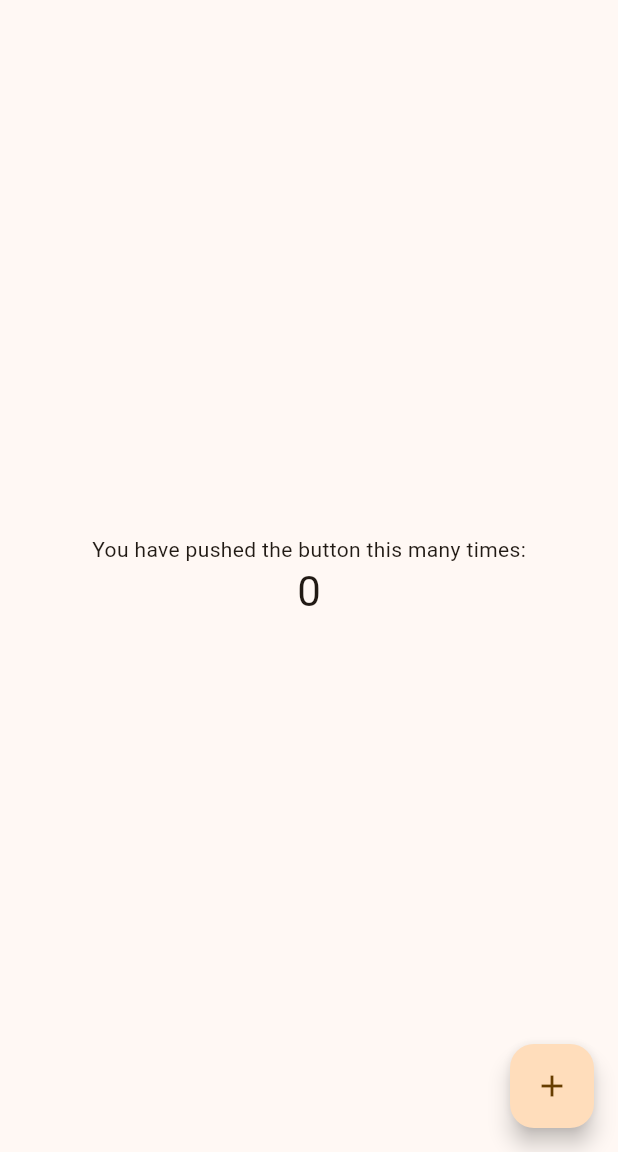
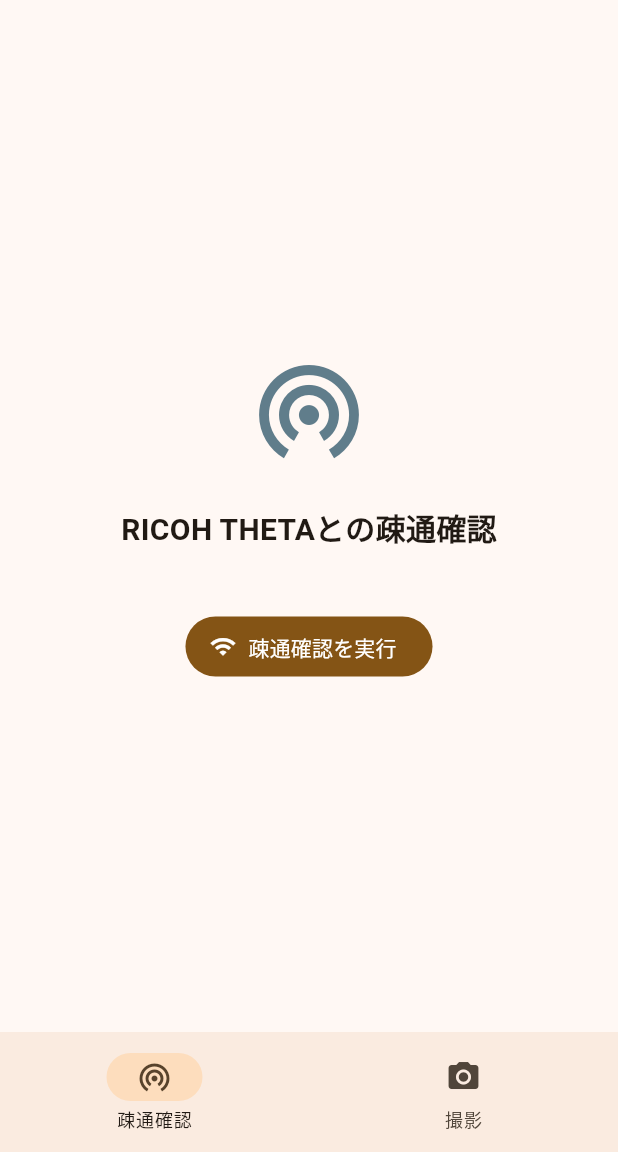
Before and after one commit to naijo-akira/pix-theta-lib, a Flutter app: the screen it shows after launch, on a phone screen of 412 x 824 dp, the part 84-1236 px from its top. Run offline on Flutter 3.47's test engine with Material 3 defaults, Android fonts, the phone set to English and light mode, and no system bars.

Commit message:
small ui page

```diff
--- a/pix_theta_lib/lib/main.dart
+++ b/pix_theta_lib/lib/main.dart
@@ -13,21 +13,6 @@
     return MaterialApp(
       title: 'Pix Thefa Lib',
       theme: ThemeData(
-        // This is the theme of your application.
-        //
-        // TRY THIS: Try running your application with "flutter run". You'll see
-        // the application has a purple toolbar. Then, without quitting the app,
-        // try changing the seedColor in the colorScheme below to Colors.green
-        // and then invoke "hot reload" (save your changes or press the "hot
-        // reload" button in a Flutter-supported IDE, or press "r" if you used
-        // the command line to start the app).
-        //
-        // Notice that the counter didn't reset back to zero; the application
-        // state is not lost during the reload. To reset the state, use hot
-        // restart instead.
-        //
-        // This works for code too, not just values: Most code changes can be
-        // tested with just a hot reload.
         colorScheme: ColorScheme.fromSeed(
           seedColor: const Color.fromARGB(255, 250, 178, 95),
         ),
@@ -40,15 +25,6 @@
 class MyHomePage extends StatefulWidget {
   const MyHomePage({super.key, required this.title});
 
-  // This widget is the home page of your application. It is stateful, meaning
-  // that it has a State object (defined below) that contains fields that affect
-  // how it looks.
-
-  // This class is the configuration for the state. It holds the values (in this
-  // case the title) provided by the parent (in this case the App widget) and
-  // used by the build method of the State. Fields in a Widget subclass are
-  // always marked "final".
-
   final String title;
 
   @override
@@ -56,69 +32,99 @@
 }
 
 class _MyHomePageState extends State<MyHomePage> {
-  int _counter = 0;
-
-  void _incrementCounter() {
-    setState(() {
-      // This call to setState tells the Flutter framework that something has
-      // changed in this State, which causes it to rerun the build method below
-      // so that the display can reflect the updated values. If we changed
-      // _counter without calling setState(), then the build method would not be
-      // called again, and so nothing would appear to happen.
-      _counter++;
-    });
-  }
+  int _index = 0;
 
   @override
   Widget build(BuildContext context) {
-    // This method is rerun every time setState is called, for instance as done
-    // by the _incrementCounter method above.
-    //
-    // The Flutter framework has been optimized to make rerunning build methods
-    // fast, so that you can just rebuild anything that needs updating rather
-    // than having to individually change instances of widgets.
+    final pages = const [
+      ConnectivityPage(), // 疎通確認
+      ShootingPage(), // 撮影
+    ];
     return Scaffold(
       appBar: AppBar(
-        // TRY THIS: Try changing the color here to a specific color (to
-        // Colors.amber, perhaps?) and trigger a hot reload to see the AppBar
-        // change color while the other colors stay the same.
         backgroundColor: Theme.of(context).colorScheme.inversePrimary,
-        // Here we take the value from the MyHomePage object that was created by
-        // the App.build method, and use it to set our appbar title.
         title: Text(widget.title),
       ),
+      body: IndexedStack(index: _index, children: pages),
+      bottomNavigationBar: NavigationBar(
+        selectedIndex: _index,
+        onDestinationSelected: (i) => setState(() => _index = i),
+        destinations: const [
+          NavigationDestination(
+            icon: Icon(Icons.wifi_tethering),
+            label: '疎通確認',
+          ),
+          NavigationDestination(icon: Icon(Icons.camera_alt), label: '撮影'),
+        ],
+      ), // This trailing comma makes auto-formatting nicer for build methods.
+    );
+  }
+}
+
+class ConnectivityPage extends StatelessWidget {
+  const ConnectivityPage({super.key});
+
+  @override
+  Widget build(BuildContext context) {
+    return Scaffold(
       body: Center(
-        // Center is a layout widget. It takes a single child and positions it
-        // in the middle of the parent.
         child: Column(
-          // Column is also a layout widget. It takes a list of children and
-          // arranges them vertically. By default, it sizes itself to fit its
-          // children horizontally, and tries to be as tall as its parent.
-          //
-          // Column has various properties to control how it sizes itself and
-          // how it positions its children. Here we use mainAxisAlignment to
-          // center the children vertically; the main axis here is the vertical
-          // axis because Columns are vertical (the cross axis would be
-          // horizontal).
-          //
-          // TRY THIS: Invoke "debug painting" (choose the "Toggle Debug Paint"
-          // action in the IDE, or press "p" in the console), to see the
-          // wireframe for each widget.
           mainAxisAlignment: MainAxisAlignment.center,
-          children: <Widget>[
-            const Text('You have pushed the button this many times:'),
-            Text(
-              '$_counter',
-              style: Theme.of(context).textTheme.headlineMedium,
+          children: [
+            const Icon(Icons.wifi_tethering, size: 80, color: Colors.blueGrey),
+            const SizedBox(height: 24),
+            const Text(
+              'RICOH THETAとの疎通確認',
+              style: TextStyle(fontSize: 20, fontWeight: FontWeight.bold),
+            ),
+            const SizedBox(height: 40),
+            FilledButton.icon(
+              onPressed: () {
+                // ここに疎通確認処理を後で追加
+                ScaffoldMessenger.of(
+                  context,
+                ).showSnackBar(const SnackBar(content: Text('疎通確認ボタンが押されました')));
+              },
+              icon: const Icon(Icons.wifi),
+              label: const Text('疎通確認を実行'),
             ),
           ],
         ),
       ),
-      floatingActionButton: FloatingActionButton(
-        onPressed: _incrementCounter,
-        tooltip: 'Increment',
-        child: const Icon(Icons.add),
-      ), // This trailing comma makes auto-formatting nicer for build methods.
     );
   }
 }
+
+class ShootingPage extends StatelessWidget {
+  const ShootingPage({super.key});
+
+  @override
+  Widget build(BuildContext context) {
+    return Scaffold(
+      body: Center(
+        child: Column(
+          mainAxisAlignment: MainAxisAlignment.center,
+          children: [
+            const Icon(Icons.camera_alt, size: 80, color: Colors.deepPurple),
+            const SizedBox(height: 24),
+            const Text(
+              'THETAで撮影',
+              style: TextStyle(fontSize: 20, fontWeight: FontWeight.bold),
+            ),
+            const SizedBox(height: 40),
+            FilledButton.icon(
+              onPressed: () {
+                // ここに撮影処理を後で追加
+                ScaffoldMessenger.of(
+                  context,
+                ).showSnackBar(const SnackBar(content: Text('撮影ボタンが押されました')));
+              },
+              icon: const Icon(Icons.camera),
+              label: const Text('撮影する'),
+            ),
+          ],
+        ),
+      ),
+    );
+  }
+}
```
Also changed, not shown: 1 other file.
